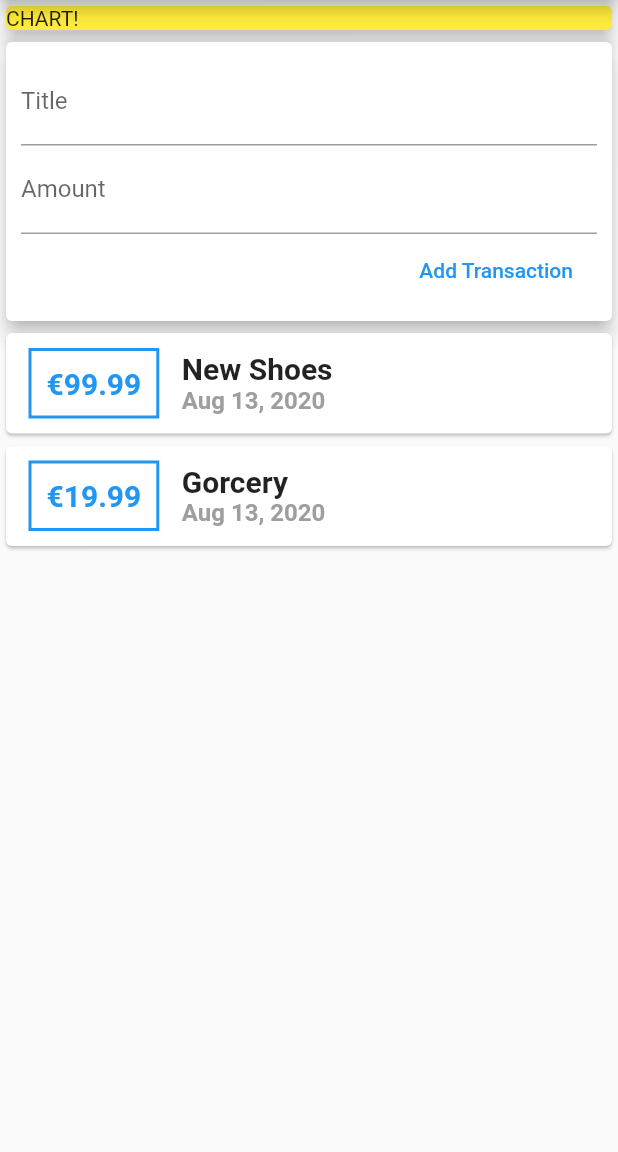
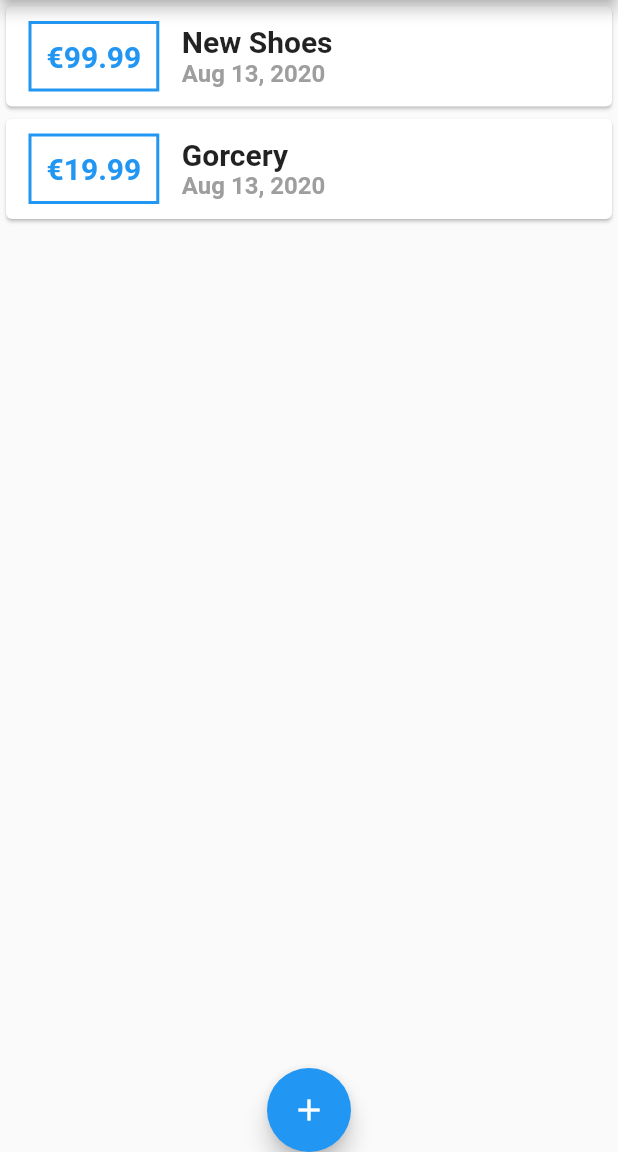
Before and after one commit to FedeArce/FlutterCourse, a Flutter app: the screen it shows after launch, on a phone screen of 412 x 824 dp, the part 84-1236 px from its top. Run offline on Flutter 3.47's test engine with Material 2 defaults, Android fonts, the phone set to English and light mode, and no system bars.

Commit message:
update to lesson 92

```diff
--- a/expense_tracker/lib/main.dart
+++ b/expense_tracker/lib/main.dart
@@ -1,6 +1,8 @@
 import 'package:flutter/material.dart';
 
-import 'widgets/bodyColumn.dart';
+import 'widgets/transactionColumn.dart';
+import 'widgets/inputCard.dart';
+import 'models/transaction.dart';
 
 void main() => runApp(MyApp());
 
@@ -14,27 +16,66 @@ class MyApp extends StatelessWidget {
   }
 }
 
-class MyHomePage extends StatelessWidget {
+class MyHomePage extends StatefulWidget {
+  @override
+  _MyHomePageState createState() => _MyHomePageState();
+}
+
+class _MyHomePageState extends State<MyHomePage> {
+  final List<Transaction> _userTransaction = [
+    Transaction(
+      id: DateTime.now().toString(),
+      title: 'New Shoes',
+      amount: 99.99,
+      date: DateTime.now(),
+    ),
+    Transaction(
+      id: DateTime.now().toString(),
+      title: 'Gorcery',
+      amount: 19.99,
+      date: DateTime.now(),
+    ),
+  ];
+
+  void _addNewTransaction(String title, double amount) {
+    final tx = Transaction(
+      title: title,
+      amount: amount,
+      date: DateTime.now(),
+      id: DateTime.now().toString(),
+    );
+    setState(() {
+      _userTransaction.add(tx);
+    });
+  }
+
+  void _startAddNewTransaction(BuildContext ctx) {
+    showModalBottomSheet(
+        context: ctx,
+        builder: (_) {
+          return InputCard(_addNewTransaction);
+        });
+  }
+
   @override
   Widget build(BuildContext context) {
     return Scaffold(
       appBar: AppBar(
         title: Text('Flutter App'),
       ),
-      body: Column(
-        mainAxisAlignment: MainAxisAlignment.start,
-        crossAxisAlignment: CrossAxisAlignment.stretch,
-        children: <Widget>[
-          Container(
-            width: double.infinity,
-            child: Card(
-              child: Text('CHART!'),
-              color: Colors.yellow,
-              elevation: 5,
-            ),
-          ),
-          BodyColumn(),
-        ],
+      body: SingleChildScrollView(
+        child: Column(
+          mainAxisAlignment: MainAxisAlignment.start,
+          crossAxisAlignment: CrossAxisAlignment.stretch,
+          children: <Widget>[
+            TransactionColumn(_userTransaction),
+          ],
+        ),
+      ),
+      floatingActionButtonLocation: FloatingActionButtonLocation.centerDocked,
+      floatingActionButton: FloatingActionButton(
+        child: Icon(Icons.add),
+        onPressed: () => _startAddNewTransaction(context),
       ),
     );
   }
--- a/expense_tracker/lib/widgets/bodyColumn.dart
+++ /dev/null
@@ -1,49 +0,0 @@
-import 'package:flutter/material.dart';
-
-import 'inputCard.dart';
-import 'transactionColumn.dart';
-import '../models/transaction.dart';
-
-class BodyColumn extends StatefulWidget {
-  @override
-  _BodyColumnState createState() => _BodyColumnState();
-}
-
-class _BodyColumnState extends State<BodyColumn> {
-  final List<Transaction> _userTransaction = [
-    Transaction(
-      id: DateTime.now().toString(),
-      title: 'New Shoes',
-      amount: 99.99,
-      date: DateTime.now(),
-    ),
-    Transaction(
-      id: DateTime.now().toString(),
-      title: 'Gorcery',
-      amount: 19.99,
-      date: DateTime.now(),
-    ),
-  ];
-
-  void _addNewTransaction(String title, double amount) {
-    final tx = Transaction(
-      title: title,
-      amount: amount,
-      date: DateTime.now(),
-      id: DateTime.now().toString(),
-    );
-    setState(() {
-      _userTransaction.add(tx);
-    });
-  }
-
-  @override
-  Widget build(BuildContext context) {
-    return Column(
-      children: <Widget>[
-        InputCard(_addNewTransaction),
-        TransactionColumn(_userTransaction),
-      ],
-    );
-  }
-}
--- a/expense_tracker/lib/widgets/transactionColumn.dart
+++ b/expense_tracker/lib/widgets/transactionColumn.dart
@@ -30,7 +30,7 @@ class TransactionColumn extends StatelessWidget {
                   ),
                   padding: EdgeInsets.all(10),
                   child: Text(
-                    '€${transactions[index].amount}',
+                    '€${transactions[index].amount.toStringAsFixed(2)}',
                     style: TextStyle(
                       fontWeight: FontWeight.bold,
                       fontSize: 20,
```
Also changed, not shown: expense_tracker/lib/widgets/inputCard.dart (+12 -6 lines).
